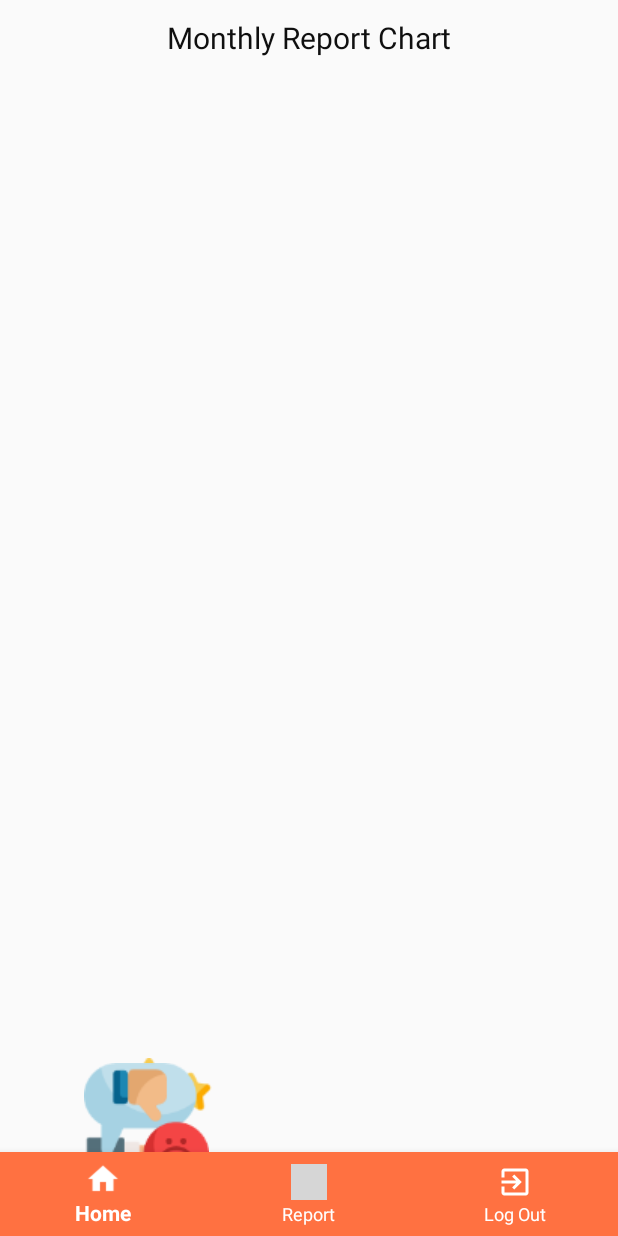
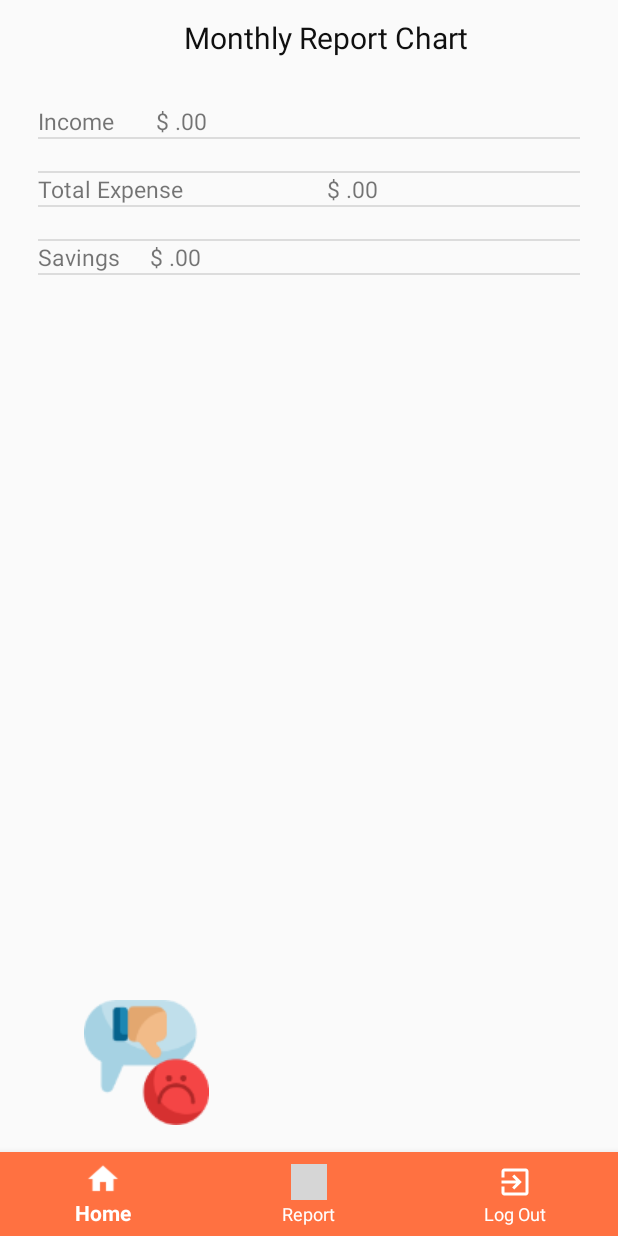
Before and after one commit to FlatFishPrincess/piggyApp, an Android app: the fragment ReportFragment placed in its activity, on a phone screen of 412 x 824 dp. Run offline under Robolectric (Android 15) with nearby library versions, the phone set to English and light mode, and no system bars; our stand-ins replace Firebase (no records; nobody signed in at launch, a user with empty details on screens opened directly); grey boxes are pictures that could not be loaded.

Commit message:
added report feature

```diff
--- a/app/src/main/AndroidManifest.xml
+++ b/app/src/main/AndroidManifest.xml
@@ -29,7 +29,8 @@
             android:theme="@style/Theme.AppCompat.Light.NoActionBar" />
         <activity
             android:name=".SavingsActivity"
-            android:theme="@style/Theme.AppCompat.Light.NoActionBar"/>
+            android:theme="@style/Theme.AppCompat.Light.NoActionBar" />
+        <activity android:name=".ExpenseEntries"></activity>
     </application>
 
 </manifest>
--- a/app/src/main/java/ca/douglascollege/mobileproject/piggy/ExpenseFragment.java
+++ b/app/src/main/java/ca/douglascollege/mobileproject/piggy/ExpenseFragment.java
@@ -134,7 +134,6 @@ public class ExpenseFragment extends Fragment {
                     exp.value = ds.child("value").getValue(Double.class);
                     // adding the expense inside the ArrayList
                     expenses.add(exp);
-                    // TODO: Found error, null reference. why?
                     expense = expense + ds.child("value").getValue(Double.class);
                 }
                 // displaying the total expense into the expense text field
--- a/app/src/main/java/ca/douglascollege/mobileproject/piggy/Expense_category.java
+++ /dev/null
@@ -1,6 +0,0 @@
-package ca.douglascollege.mobileproject.piggy;
-
-public class Expense_category {
-    public Double value;
-    public String category;
-}
--- a/app/src/main/java/ca/douglascollege/mobileproject/piggy/ReportFragment.java
+++ b/app/src/main/java/ca/douglascollege/mobileproject/piggy/ReportFragment.java
@@ -7,9 +7,12 @@ import android.support.v4.app.Fragment;
 import android.view.LayoutInflater;
 import android.view.View;
 import android.view.ViewGroup;
+import android.widget.ArrayAdapter;
+import android.widget.ImageView;
+import android.widget.ListView;
+import android.widget.TextView;
+import android.widget.Toast;
 
-import com.github.mikephil.charting.charts.BarChart;
-import com.github.mikephil.charting.charts.PieChart;
 import com.google.firebase.auth.FirebaseAuth;
 import com.google.firebase.database.DataSnapshot;
 import com.google.firebase.database.DatabaseError;
@@ -18,6 +21,7 @@ import com.google.firebase.database.FirebaseDatabase;
 import com.google.firebase.database.ValueEventListener;
 
 import java.text.DecimalFormat;
+import java.util.ArrayList;
 
 
 /**
@@ -25,11 +29,15 @@ import java.text.DecimalFormat;
  */
 public class ReportFragment extends Fragment {
 
-    PieChart pieChart;
-    BarChart barChart;
-
+    ListView reportListView;
+    TextView incomeTxt, expenseTxt;
+    ImageView goodJob, badJob;
     // Currency format
     DecimalFormat CURRENCY_FORMAT = new DecimalFormat("$ #,###.00");
+    ArrayList<String> list;
+    ArrayAdapter<String> adapter;
+
+    double expense, savingsAmt;
 
     // this here catches the firebase and the database
     private FirebaseAuth firebaseAuth = FirebaseAuth.getInstance();
@@ -50,18 +58,23 @@ public class ReportFragment extends Fragment {
         // Inflate the layout for this fragment
         View view =  inflater.inflate(R.layout.fragment_report, container, false);
 
-        // get piechart and bar chart
-        pieChart = view.findViewById(R.id.pieChart);
-        barChart = view.findViewById(R.id.barChart);
+        reportListView = view.findViewById(R.id.reportList);
+        incomeTxt = view.findViewById(R.id.income);
+        expenseTxt = view.findViewById(R.id.expense);
+        goodJob = view.findViewById(R.id.goodJob);
+        badJob = view.findViewById(R.id.badJob);
+
+        // this list will be displayed in reportListView
+        list = new ArrayList<String>();
+
+//
+//        // now we must call the field called expenseList to access the child field called expense
+//        // to calculate all the expenses that the user had for this month
+//        DatabaseReference expenseListRef = currentUserDB.child("expenseList").child("expense");
+//        expenseListRef.keepSynced(true);
 
 
-        // now we must call the field called expenseList to access the child field called expense
-        // to calculate all the expenses that the user had for this month
-        DatabaseReference expenseListRef = currentUserDB.child("expenseList").child("expense");
-        expenseListRef.keepSynced(true);
-
-
-        // here we are accessing the data of the "income" field inside the "users" field of the database
+//         here we are accessing the data of the "income" field inside the "users" field of the database
         currentUserDB.child("income");
         currentUserDB.child("income").addValueEventListener(new ValueEventListener() {
             // this method is used to retrieve data from the database
@@ -76,13 +89,9 @@ public class ReportFragment extends Fragment {
                 }else{
                     totalIncome = "0.0";
                 }
-                IncomeTxt.setText(CURRENCY_FORMAT.format(Double.parseDouble(totalIncome)));
+//                incomeTxt.setText(CURRENCY_FORMAT.format(Double.parseDouble(totalIncome)));
+                list.add("Income" + "       " + CURRENCY_FORMAT.format(Double.parseDouble(totalIncome)));
 
-                incomeStored = totalIncome;
-                income = Double.parseDouble(incomeStored);
-                // this will get the income that the user entered, divide it by the number of days in the current month to give us the day allowance
-                incomeTotal = income / daysInMonth;
-                allowanceTxt.setText(CURRENCY_FORMAT.format(incomeTotal));
             }
 
             @Override
@@ -91,7 +100,67 @@ public class ReportFragment extends Fragment {
             }
         });
 
+        // now we must call the field called expenseList to access the child field called expense
+        // to calculate all the expenses that the user had for this month
 
+        adapter = new ArrayAdapter<String>(view.getContext(), R.layout.activity_expense_entries, R.id.expenseEntries, list);
+        DatabaseReference expenseListRef = currentUserDB.child("expenseList").child("expense");
+        expenseListRef.keepSynced(true);
+
+        expenseListRef.addValueEventListener(new ValueEventListener() {
+            @Override
+            public void onDataChange(@NonNull DataSnapshot dataSnapshot) {
+                for(DataSnapshot ds: dataSnapshot.getChildren()){
+                    expense = 0;
+                    ExpenseReport expenseReport = new ExpenseReport();
+                    // adding the date inside the date field of the Expense class
+                    expenseReport.name = ds.child("name").getValue(String.class);
+                    // adding the value inside the date field of the Expense class
+                    expenseReport.value = ds.child("value").getValue(Double.class);
+                    // adding the expense inside the ArrayList
+                    list.add(expenseReport.getName() + "      "  + CURRENCY_FORMAT.format(expenseReport.getValue()));
+                    expense = expense + ds.child("value").getValue(Double.class);
+                }
+                list.add("");
+                list.add("Total Expense                        " + CURRENCY_FORMAT.format(expense));
+                list.add("");
+            }
+            @Override
+            public void onCancelled(@NonNull DatabaseError databaseError) {
+
+            }
+        });
+
+        currentUserDB.child("savingsSoFar").addValueEventListener(new ValueEventListener() {
+            @Override
+            public void onDataChange(@NonNull DataSnapshot dataSnapshot) {
+                if(dataSnapshot.getValue() == null){
+                    list.add("Savings     " + CURRENCY_FORMAT.format(0));
+                }else {
+                    savingsAmt = Double.parseDouble(dataSnapshot.getValue().toString());
+                    list.add("Savings     " + CURRENCY_FORMAT.format(savingsAmt));
+                }
+                reportListView.setAdapter(adapter);
+            }
+
+            @Override
+            public void onCancelled(@NonNull DatabaseError databaseError) {
+
+            }
+        });
+
+        getReportResult();
         return view;
     }
+
+    public void getReportResult(){
+        if(savingsAmt > 0){
+            Toast.makeText(getContext(), " " + savingsAmt, Toast.LENGTH_SHORT).show();
+            goodJob.setVisibility(View.VISIBLE);
+        } else {
+            Toast.makeText(getContext(), " " + savingsAmt, Toast.LENGTH_SHORT).show();
+            badJob.setVisibility(View.VISIBLE);
+        }
+    }
+
 }
--- /dev/null
+++ b/app/src/main/res/layout/activity_expense_entries.xml
@@ -0,0 +1,16 @@
+<?xml version="1.0" encoding="utf-8"?>
+<android.support.constraint.ConstraintLayout xmlns:android="http://schemas.android.com/apk/res/android"
+    xmlns:app="http://schemas.android.com/apk/res-auto"
+    xmlns:tools="http://schemas.android.com/tools"
+    android:layout_width="match_parent"
+    android:layout_height="match_parent"
+    tools:context=".ExpenseEntries">
+
+    <TextView
+        android:id="@+id/expenseEntries"
+        android:text="expense entries"
+        android:textSize="15dp"
+        android:layout_width="wrap_content"
+        android:layout_height="wrap_content" />
+
+</android.support.constraint.ConstraintLayout>
--- a/app/src/main/res/layout/fragment_report.xml
+++ b/app/src/main/res/layout/fragment_report.xml
@@ -10,36 +10,60 @@
         xmlns:app="http://schemas.android.com/apk/res-auto"
         xmlns:tools="http://schemas.android.com/tools"
         android:layout_width="match_parent"
-        android:layout_height="match_parent"
-        >
+        android:layout_height="match_parent">
+
         <TextView
+            android:layout_width="wrap_content"
+            android:layout_height="50dp"
+            android:layout_alignParentTop="true"
+            android:layout_alignParentEnd="true"
+            android:layout_marginEnd="99dp"
+            android:gravity="center"
+            android:text="Monthly Report Chart"
+            android:textAlignment="center"
+            android:textColor="@color/textBlack"
+            android:textSize="20dp" />
+
+        <LinearLayout
             android:layout_width="match_parent"
-            android:layout_height="50dp"
-            android:text="Monthly Report Chart"
-            android:textSize="20dp"
-            android:textAlignment="center"
-            android:gravity="center"
-            android:textColor="@color/textBlack"/>
+            android:layout_height="match_parent"
+            android:orientation="vertical"
+            android:layout_marginTop="40dp">
 
+            <ListView
+                android:paddingLeft="25dp"
+                android:paddingRight="25dp"
+                android:id="@+id/reportList"
+                android:layout_width="wrap_content"
+                android:layout_height="match_parent"
+                android:layout_alignParentStart="true"
+                android:layout_marginStart="0dp"
+                android:layout_marginTop="30dp"
+                android:layout_marginBottom="220dp">
+            </ListView>
+        </LinearLayout>
 
         <ImageView
+            android:id="@+id/goodJob"
             android:layout_width="wrap_content"
             android:layout_height="wrap_content"
             android:layout_alignParentStart="true"
             android:layout_alignParentBottom="true"
-            android:layout_marginStart="54dp"
-            android:layout_marginBottom="74dp"
-            app:srcCompat="@drawable/great_job" />
+            android:layout_marginStart="51dp"
+            android:layout_marginBottom="116dp"
+            app:srcCompat="@drawable/great_job"
+            android:visibility="invisible"/>
 
         <ImageView
+            android:id="@+id/badJob"
             android:layout_width="wrap_content"
             android:layout_height="wrap_content"
             android:layout_alignParentStart="true"
             android:layout_alignParentBottom="true"
             android:layout_marginStart="56dp"
-            android:layout_marginBottom="77dp"
-            app:srcCompat="@drawable/bad_job" />
-
+            android:layout_marginBottom="119dp"
+            app:srcCompat="@drawable/bad_job"
+            android:visibility="invisible"/>
     </RelativeLayout>
 
 </FrameLayout>
```
Also changed, not shown: app/src/main/java/ca/douglascollege/mobileproject/piggy/ExpenseEntries.java (added, +15 -0 lines), app/src/main/java/ca/douglascollege/mobileproject/piggy/ExpenseReport.java (added, +33 -0 lines).
